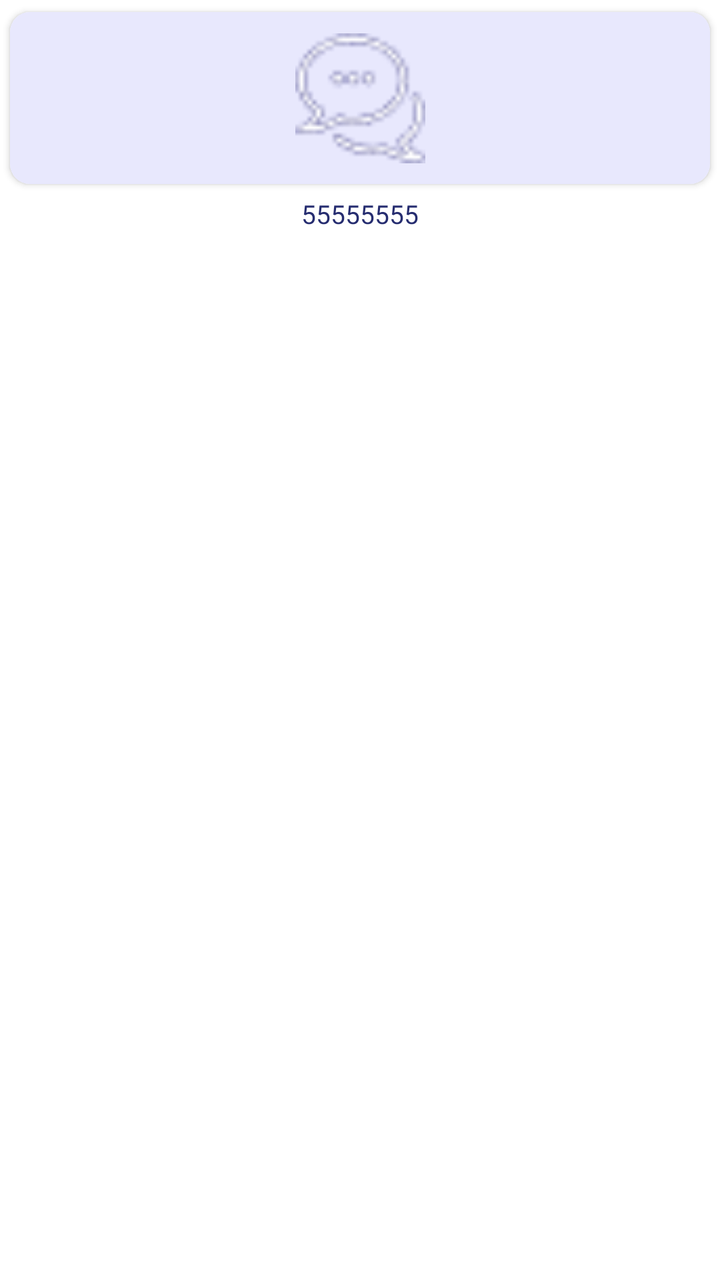
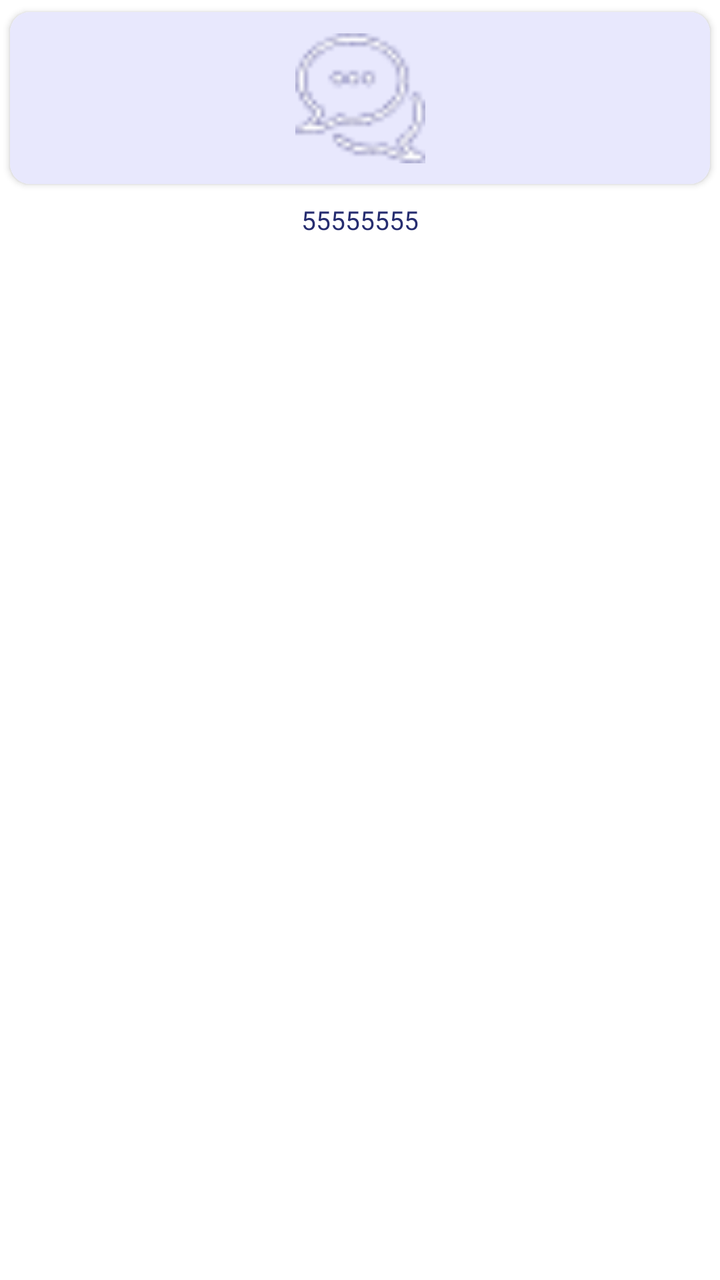

Screens rendered from an Android XML layout before and after an edit, with the pre-edit source and the edit as a unified diff.
<!-- AndroidManifest.xml: application theme Theme.NewDesign -->
<!-- res/layout/item_layout_medicalrvservices.xml -->
<?xml version="1.0" encoding="utf-8"?>
<androidx.constraintlayout.widget.ConstraintLayout
        xmlns:android="http://schemas.android.com/apk/res/android"
        android:layout_width="match_parent"
        android:layout_height="wrap_content"
        xmlns:app="http://schemas.android.com/apk/res-auto">

    <androidx.cardview.widget.CardView
            android:id="@+id/cardview"
            android:layout_width="match_parent"
            android:layout_height="wrap_content"
            app:cardCornerRadius="10dp"
            app:cardUseCompatPadding="true"
            android:background="@color/color_completeprofile"
            app:layout_constraintEnd_toEndOf="parent"
            app:layout_constraintStart_toStartOf="parent"
            app:layout_constraintTop_toTopOf="parent"

    >

        <androidx.constraintlayout.widget.ConstraintLayout
                android:id="@+id/layput_services"
                android:layout_width="match_parent"
                android:layout_height="match_parent"
                android:background="@color/color_completeprofile"
                android:padding="3dp"
        >

            <androidx.constraintlayout.widget.ConstraintLayout
                    android:id="@+id/layout_uploadImage"
                    android:layout_width="80dp"
                    android:layout_height="80dp"
                    app:layout_constraintTop_toTopOf="parent"
                    app:layout_constraintEnd_toEndOf="parent"
                    app:layout_constraintStart_toStartOf="parent">

                <com.google.android.material.imageview.ShapeableImageView
                        android:id="@+id/iv_services"
                        android:layout_width="65dp"
                        android:layout_height="65dp"
                        android:adjustViewBounds="true"
                        android:src="@drawable/ic_chat"
                        app:layout_constraintBottom_toBottomOf="parent"
                        app:layout_constraintEnd_toEndOf="parent"
                        app:layout_constraintStart_toStartOf="parent"
                        app:layout_constraintTop_toTopOf="parent"/>
            </androidx.constraintlayout.widget.ConstraintLayout>

        </androidx.constraintlayout.widget.ConstraintLayout>

    </androidx.cardview.widget.CardView>
    <TextView
            android:id="@+id/tv_serviceName"
            android:layout_width="wrap_content"
            android:layout_height="wrap_content"
            android:text="55555555"
            android:gravity="center"
            android:textAppearance="@style/TextAppearance.AppCompat.Headline"
            android:textColor="@color/color_primary"
            android:textSize="13sp"
            app:layout_constraintStart_toStartOf="parent"
            app:layout_constraintEnd_toEndOf="parent"
            app:layout_constraintTop_toBottomOf="@+id/cardview"/>


</androidx.constraintlayout.widget.ConstraintLayout>
<!-- resources referenced by this layout -->
<resources>
  <color name="color_completeprofile">#E8E8FD</color>
  <color name="color_primary">#262D70</color>
  <!-- drawable ic_chat: png bitmap (drawable, 1329 bytes) -->
  <style name="Theme.NewDesign" parent="Theme.MaterialComponents.Light.NoActionBar">
          
          <item name="colorPrimary">@color/purple_500</item>
          <item name="colorPrimaryVariant">@color/purple_700</item>
          <item name="colorOnPrimary">@color/white</item>
          
          <item name="colorSecondary">#0639BA</item>
          <item name="colorSecondaryVariant">@color/teal_700</item>
          <item name="colorOnSecondary">@color/black</item>
          
          <item name="android:statusBarColor">?attr/colorPrimaryVariant</item>
          
      </style>
  <color name="purple_500">#AEB3BE</color>
  <color name="purple_700">#FF3700B3</color>
  <color name="white">#FFFFFFFF</color>
  <color name="teal_700">#FF018786</color>
  <color name="black">#FF000000</color>
</resources>

<!-- the commit's change to res/layout/item_layout_medicalrvservices.xml (unified diff, before → after) -->
@@ -11,6 +11,7 @@
             android:layout_height="wrap_content"
             app:cardCornerRadius="10dp"
             app:cardUseCompatPadding="true"
+            android:padding="@dimen/_8sdp"
             android:background="@color/color_completeprofile"
             app:layout_constraintEnd_toEndOf="parent"
             app:layout_constraintStart_toStartOf="parent"
@@ -55,6 +56,7 @@
             android:layout_height="wrap_content"
             android:text="55555555"
             android:gravity="center"
+            android:padding="3dp"
             android:textAppearance="@style/TextAppearance.AppCompat.Headline"
             android:textColor="@color/color_primary"
             android:textSize="13sp"
